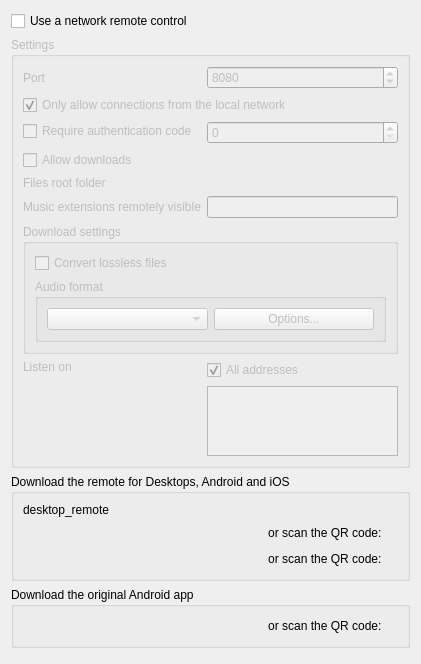
Above: src/ui/networkremotesettingspage.ui from clementine-player/Clementine before the change. Below: the same form after it.
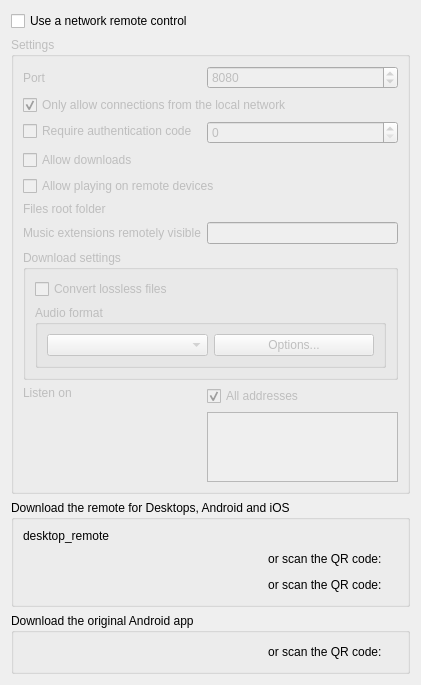
That is the form after the change. Icons and pictures are not drawn. Custom widgets are drawn as their Qt base class.

Commit message: Prototype playing on remote devices through the network remote

Diff of the .ui file:
```diff
--- a/src/ui/networkremotesettingspage.ui
+++ b/src/ui/networkremotesettingspage.ui
@@ -154,6 +154,16 @@
         </property>
        </widget>
       </item>
+      <item row="4" column="0" colspan="2">
+       <widget class="QCheckBox" name="allow_streaming">
+        <property name="toolTip">
+         <string>Let a connected device act as the speaker: Clementine keeps the playlist and streams the audio to it.</string>
+        </property>
+        <property name="text">
+         <string>Allow playing on remote devices</string>
+        </property>
+       </widget>
+      </item>
       <item row="7" column="0" colspan="2">
        <widget class="QGroupBox" name="download_settings_container">
         <property name="enabled">
```
The commit also changes 47 other files.
